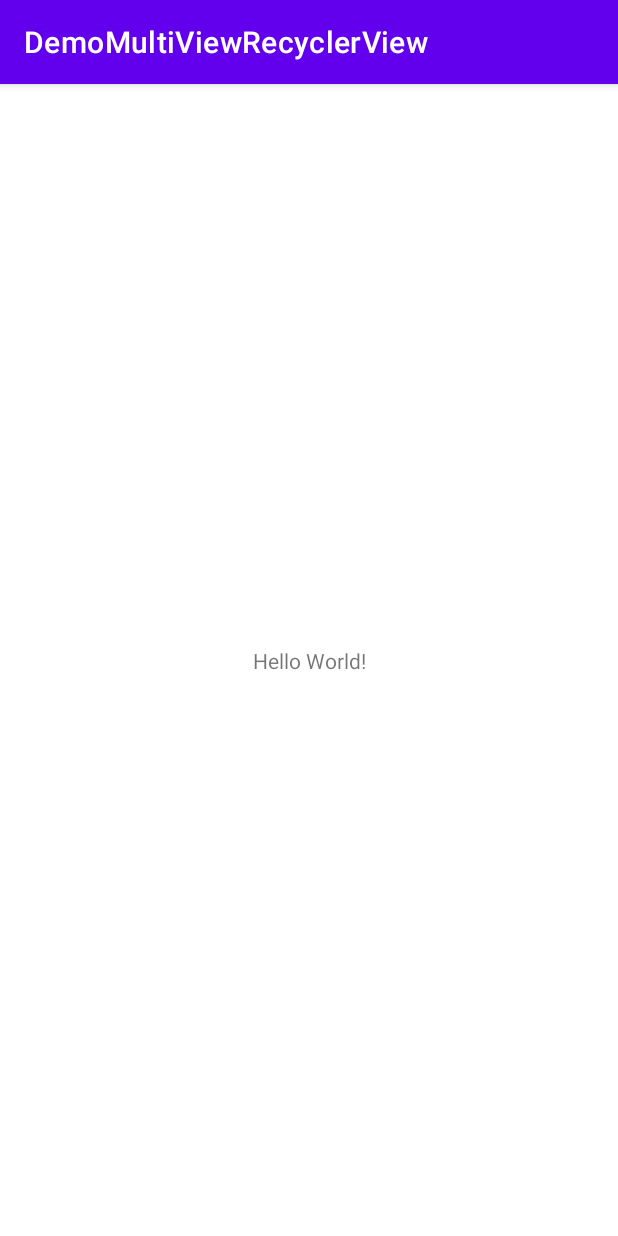
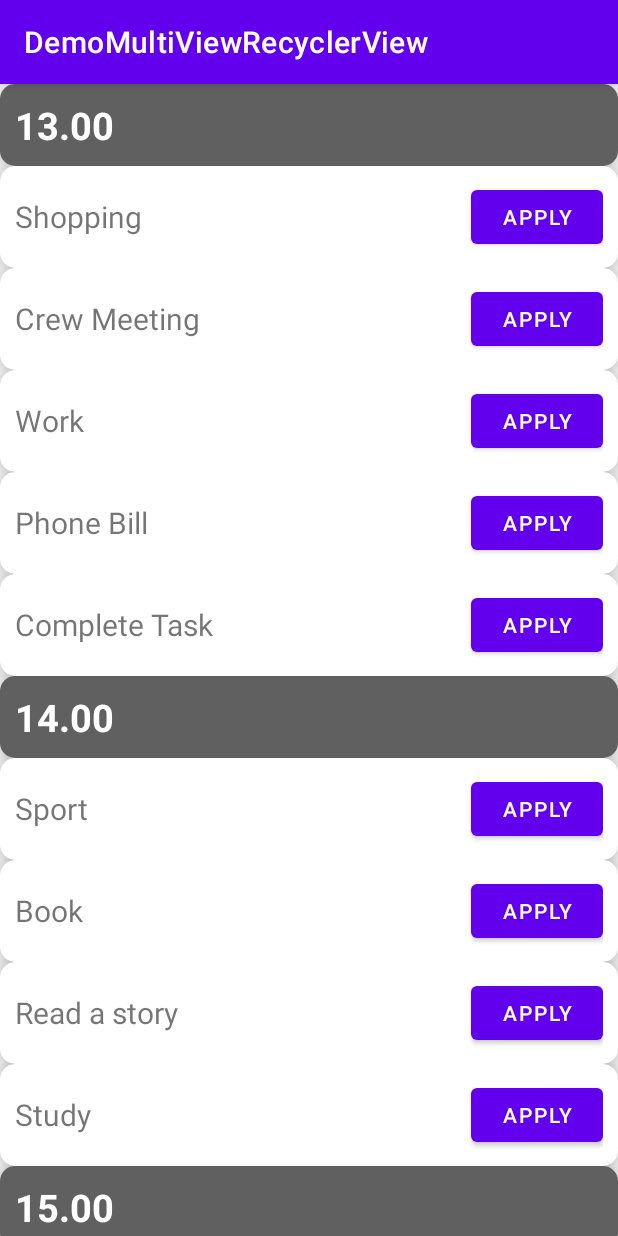
Before and after one commit to ThanakornSe/DemoMultiViewRecyclerView, an Android app: the screen it shows after launch (MainActivity), on a phone screen of 412 x 824 dp. Run offline under Robolectric (Android 15) with nearby library versions, the phone set to English and light mode, and no system bars.

```diff
--- /dev/null
+++ b/app/src/main/java/com/example/demomultiviewrecyclerview/FakeData.kt
@@ -0,0 +1,36 @@
+package com.example.demomultiviewrecyclerview
+
+import com.example.demomultiviewrecyclerview.data.DataItem
+
+object FakeData {
+
+    const val TYPE_HEADER = 0
+    const val TYPE_ITEM = 1
+
+    fun getItem():List<DataItem>{
+
+        val itemList = mutableListOf<DataItem>()
+
+        itemList.add(DataItem.Header("13.00"))
+        itemList.add(DataItem.Item(1,"Shopping"))
+        itemList.add(DataItem.Item(2,"Crew Meeting"))
+        itemList.add(DataItem.Item(3,"Work"))
+        itemList.add(DataItem.Item(4,"Phone Bill"))
+        itemList.add(DataItem.Item(5,"Complete Task"))
+
+        itemList.add(DataItem.Header("14.00"))
+        itemList.add(DataItem.Item(6,"Sport"))
+        itemList.add(DataItem.Item(7,"Book"))
+        itemList.add(DataItem.Item(8,"Read a story"))
+        itemList.add(DataItem.Item(9,"Study"))
+
+        itemList.add(DataItem.Header("15.00"))
+        itemList.add(DataItem.Item(10,"Do Homework"))
+        itemList.add(DataItem.Item(11,"Clean the computer"))
+        itemList.add(DataItem.Item(12,"Fix the bug"))
+        itemList.add(DataItem.Item(13,"Prepare"))
+        itemList.add(DataItem.Item(14,"Call bank"))
+
+        return itemList
+    }
+}
--- a/app/src/main/java/com/example/demomultiviewrecyclerview/MainActivity.kt
+++ b/app/src/main/java/com/example/demomultiviewrecyclerview/MainActivity.kt
@@ -2,6 +2,7 @@ package com.example.demomultiviewrecyclerview
 
 import androidx.appcompat.app.AppCompatActivity
 import android.os.Bundle
+import com.example.demomultiviewrecyclerview.adapter.DataAdapter
 import com.example.demomultiviewrecyclerview.databinding.ActivityMainBinding
 
 class MainActivity : AppCompatActivity() {
@@ -9,9 +10,16 @@ class MainActivity : AppCompatActivity() {
         ActivityMainBinding.inflate(layoutInflater)
     }
 
+    private lateinit var dataAdapter:DataAdapter
+
     override fun onCreate(savedInstanceState: Bundle?) {
         super.onCreate(savedInstanceState)
         setContentView(binding.root)
 
+        val itemList = FakeData.getItem()
+
+        dataAdapter = DataAdapter(itemList)
+
+        binding.recView.adapter = dataAdapter
     }
 }
--- /dev/null
+++ b/app/src/main/java/com/example/demomultiviewrecyclerview/adapter/DataAdapter.kt
@@ -0,0 +1,58 @@
+package com.example.demomultiviewrecyclerview.adapter
+
+import android.view.LayoutInflater
+import android.view.ViewGroup
+import androidx.recyclerview.widget.DiffUtil
+import androidx.recyclerview.widget.ListAdapter
+
+import androidx.recyclerview.widget.RecyclerView
+import com.example.demomultiviewrecyclerview.FakeData.TYPE_HEADER
+import com.example.demomultiviewrecyclerview.FakeData.TYPE_ITEM
+import com.example.demomultiviewrecyclerview.adapter.DataViewHolder.*
+import com.example.demomultiviewrecyclerview.data.DataItem
+import com.example.demomultiviewrecyclerview.databinding.HeaderListBinding
+import com.example.demomultiviewrecyclerview.databinding.ItemListBinding
+import java.lang.IllegalArgumentException
+
+class DataAdapter(
+    private val item: List<DataItem>
+) : RecyclerView.Adapter<RecyclerView.ViewHolder>() {
+
+    override fun onCreateViewHolder(parent: ViewGroup, viewType: Int): RecyclerView.ViewHolder {
+        return when (viewType) {
+            TYPE_HEADER -> HeaderViewHolder(
+                HeaderListBinding.inflate(
+                    LayoutInflater.from(parent.context),
+                    parent,
+                    false
+                )
+            )
+            TYPE_ITEM -> ItemViewHolder(
+                ItemListBinding.inflate(
+                    LayoutInflater.from(parent.context),
+                    parent,
+                    false
+                )
+            )
+            else -> throw IllegalArgumentException("Invalid Class")
+        }
+    }
+
+    override fun onBindViewHolder(holder: RecyclerView.ViewHolder, position: Int) {
+        when (holder) {
+            is HeaderViewHolder -> holder.bind(item[position] as DataItem.Header)
+            is ItemViewHolder -> holder.bind(item[position] as DataItem.Item)
+        }
+    }
+
+    override fun getItemCount(): Int = item.size
+
+    override fun getItemViewType(position: Int): Int {
+        return when(item[position]){
+            is DataItem.Header -> TYPE_HEADER
+            is DataItem.Item -> TYPE_ITEM
+            else -> throw IllegalArgumentException("Invalid Item")
+        }
+    }
+
+}
--- /dev/null
+++ b/app/src/main/java/com/example/demomultiviewrecyclerview/adapter/DataViewHolder.kt
@@ -0,0 +1,21 @@
+package com.example.demomultiviewrecyclerview.adapter
+
+import androidx.recyclerview.widget.RecyclerView
+import com.example.demomultiviewrecyclerview.data.DataItem
+import com.example.demomultiviewrecyclerview.databinding.HeaderListBinding
+import com.example.demomultiviewrecyclerview.databinding.ItemListBinding
+
+sealed class DataViewHolder {
+
+    data class ItemViewHolder(val itemBinding: ItemListBinding) : RecyclerView.ViewHolder(itemBinding.root) {
+        fun bind(item:DataItem.Item){
+            itemBinding.txtItem.text = item.text
+        }
+    }
+
+    data class HeaderViewHolder(val headerBinding:HeaderListBinding) : RecyclerView.ViewHolder(headerBinding.root) {
+        fun bind(item:DataItem.Header){
+            headerBinding.txtHeader.text = item.text
+        }
+    }
+}
--- a/app/src/main/java/com/example/demomultiviewrecyclerview/data/DataItem.kt
+++ b/app/src/main/java/com/example/demomultiviewrecyclerview/data/DataItem.kt
@@ -1,5 +1,8 @@
 package com.example.demomultiviewrecyclerview.data
 
-sealed interface DataItem {
+sealed class DataItem {
 
+    data class Header(val text: String) : DataItem()
+
+    data class Item(val id: Int, val text: String) : DataItem()
 }
--- a/app/src/main/res/layout/activity_main.xml
+++ b/app/src/main/res/layout/activity_main.xml
@@ -6,10 +6,11 @@
     android:layout_height="match_parent"
     tools:context=".MainActivity">
 
-    <TextView
-        android:layout_width="wrap_content"
-        android:layout_height="wrap_content"
-        android:text="Hello World!"
+    <androidx.recyclerview.widget.RecyclerView
+        android:id="@+id/rec_view"
+        android:layout_width="match_parent"
+        android:layout_height="match_parent"
+        app:layoutManager="androidx.recyclerview.widget.LinearLayoutManager"
         app:layout_constraintBottom_toBottomOf="parent"
         app:layout_constraintLeft_toLeftOf="parent"
         app:layout_constraintRight_toRightOf="parent"
--- /dev/null
+++ b/app/src/main/res/layout/header_list.xml
@@ -0,0 +1,26 @@
+<?xml version="1.0" encoding="utf-8"?>
+<androidx.cardview.widget.CardView xmlns:android="http://schemas.android.com/apk/res/android"
+    android:layout_width="match_parent"
+    android:layout_height="wrap_content"
+    xmlns:app="http://schemas.android.com/apk/res-auto"
+    app:cardCornerRadius="10dp"
+    app:cardElevation="10dp">
+
+    <RelativeLayout
+        android:padding="10dp"
+        android:background="#606060"
+        android:layout_width="match_parent"
+        android:layout_height="match_parent">
+
+        <TextView
+            android:id="@+id/txt_header"
+            android:textColor="@color/white"
+            android:layout_width="wrap_content"
+            android:layout_height="wrap_content"
+            android:text="Header"
+            android:textSize="25sp"
+            android:textStyle="bold"/>
+
+    </RelativeLayout>
+
+</androidx.cardview.widget.CardView>
--- /dev/null
+++ b/app/src/main/res/layout/item_list.xml
@@ -0,0 +1,34 @@
+<?xml version="1.0" encoding="utf-8"?>
+<androidx.cardview.widget.CardView xmlns:android="http://schemas.android.com/apk/res/android"
+    android:layout_width="match_parent"
+    android:layout_height="wrap_content"
+    xmlns:app="http://schemas.android.com/apk/res-auto"
+    app:cardCornerRadius="10dp"
+    app:cardElevation="10dp"
+    >
+
+    <RelativeLayout
+        android:layout_width="match_parent"
+        android:layout_height="match_parent"
+        android:padding="10dp">
+
+        <TextView
+            android:id="@+id/txt_item"
+            android:layout_width="match_parent"
+            android:layout_height="wrap_content"
+            android:layout_centerVertical="true"
+            android:layout_toStartOf="@id/btn_apply"
+            android:text="ItemText"
+            android:textSize="20sp"/>
+
+        <Button
+            android:layout_marginStart="10dp"
+            android:id="@+id/btn_apply"
+            android:layout_width="wrap_content"
+            android:layout_height="wrap_content"
+            android:layout_alignParentEnd="true"
+            android:text="Apply"/>
+
+    </RelativeLayout>
+
+</androidx.cardview.widget.CardView>
```
